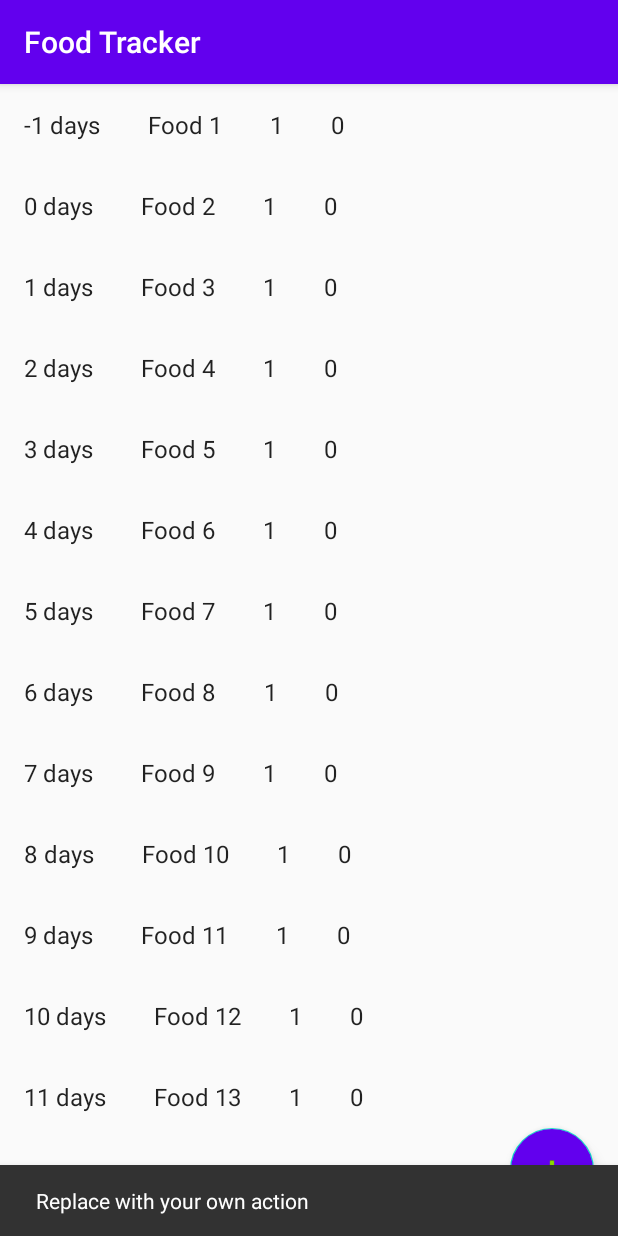
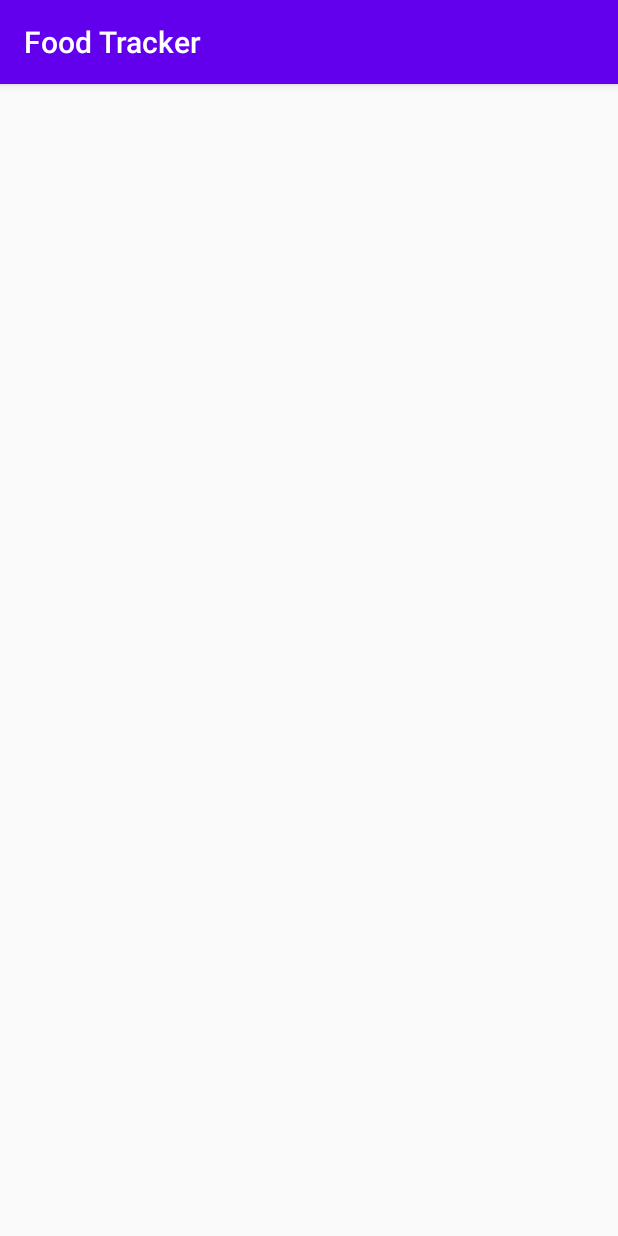
Before and after one commit to DevinDow/FoodTracker, an Android app: the screen it shows after launch (MainActivity before the commit, FoodActivity after it), after a tap on an icon or button, on a phone screen of 412 x 824 dp. Run offline under Robolectric (Android 15) with nearby library versions, the phone set to English and light mode, and no system bars.

Commit message:
launch FoodActivity on fabAdd

```diff
--- a/app/src/main/java/com/devindow/foodtracker/MainActivity.java
+++ b/app/src/main/java/com/devindow/foodtracker/MainActivity.java
@@ -2,6 +2,7 @@ package com.devindow.foodtracker;
 
 import androidx.appcompat.app.AppCompatActivity;
 
+import android.content.Intent;
 import android.os.Bundle;
 import android.view.View;
 
@@ -20,8 +21,10 @@ public class MainActivity extends AppCompatActivity {
         fab.setOnClickListener(new View.OnClickListener() {
             @Override
             public void onClick(View view) {
-                Snackbar.make(view, "Replace with your own action", Snackbar.LENGTH_LONG)
-                        .setAction("Action", null).show();
+            // new Food
+            Intent intent = new Intent(view.getContext(), FoodActivity.class);
+            //intent.putExtra("food", new Food("0", "test", LocalDate.now().toString(), 1, 0));
+            startActivity(intent);
             }
         });
     }
```
